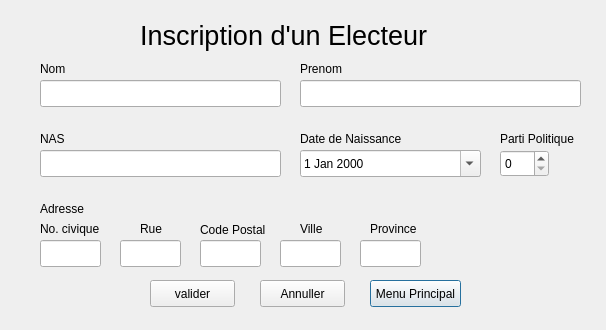
Above: Formulaire/electeurinscrits.ui from edwinandradeospino/CplusConsoleQt before the change. Below: the same form after it.
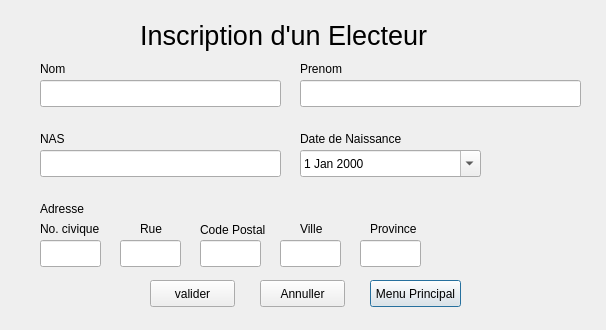
That is the form after the change.

The edit to the form file:
```diff
--- a/Formulaire/electeurinscrits.ui
+++ b/Formulaire/electeurinscrits.ui
@@ -193,32 +193,6 @@
     </rect>
    </property>
   </widget>
-  <widget class="QLabel" name="label_6">
-   <property name="geometry">
-    <rect>
-     <x>500</x>
-     <y>130</y>
-     <width>91</width>
-     <height>17</height>
-    </rect>
-   </property>
-   <property name="text">
-    <string>Parti Politique</string>
-   </property>
-  </widget>
-  <widget class="QSpinBox" name="spinBox">
-   <property name="geometry">
-    <rect>
-     <x>500</x>
-     <y>150</y>
-     <width>49</width>
-     <height>27</height>
-    </rect>
-   </property>
-   <property name="maximum">
-    <number>4</number>
-   </property>
-  </widget>
   <widget class="QLabel" name="label_9">
    <property name="geometry">
     <rect>
```
